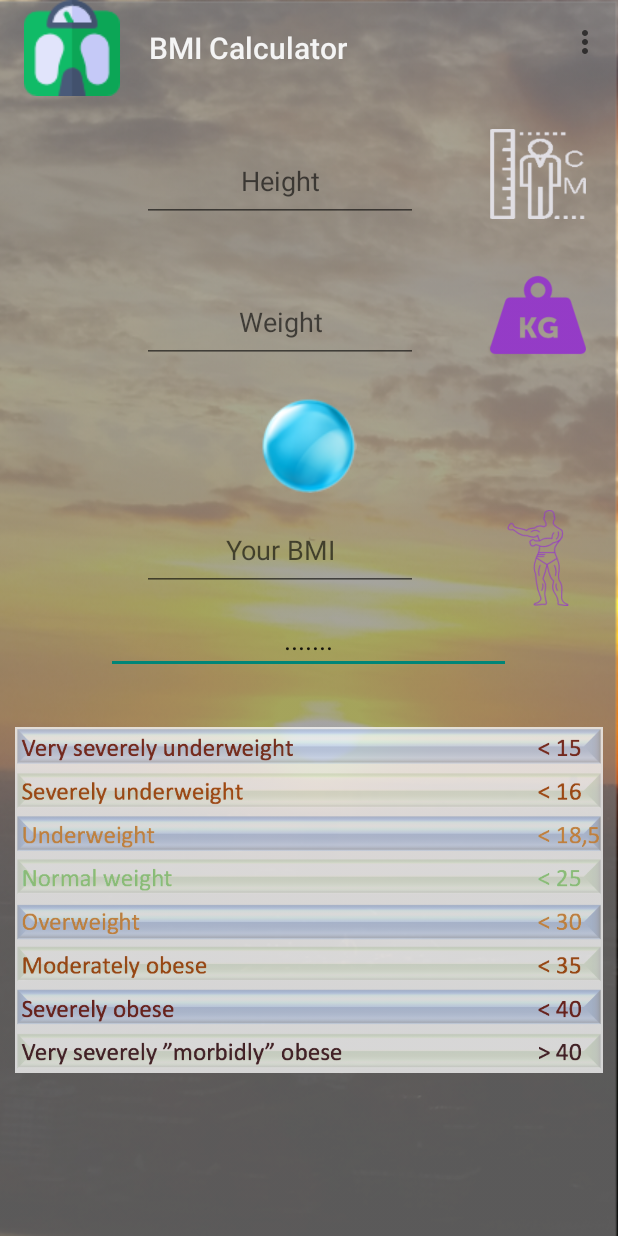
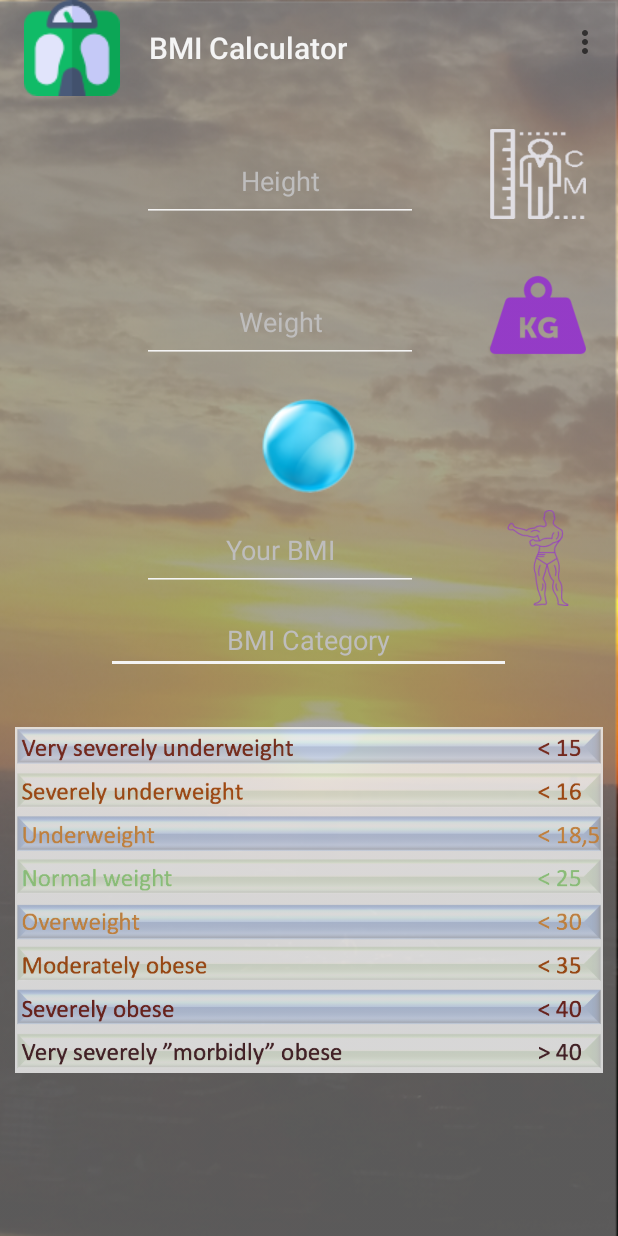
Before and after one commit to Dawid87/BMI-Calculator, an Android app: the screen it shows after launch (MainActivity), on a phone screen of 412 x 824 dp. Run offline under Robolectric (Android 15) with nearby library versions, the phone set to English and light mode, and no system bars; our stand-ins replace AdMob; libraries missing offline, so code that uses them is left out: com.anjlab.android; 1 statement that could not run was skipped.

Commit message:
Change color for fonts, hints and tint

```diff
--- a/app/src/main/res/layout/activity_main.xml
+++ b/app/src/main/res/layout/activity_main.xml
@@ -74,7 +74,10 @@
                     android:hint="Height"
                     android:imeOptions="actionSend"
                     android:inputType="numberDecimal"
-                    android:textAlignment="center" />
+                    android:textColor="@color/colorCustom"
+                    android:textColorHint="@color/hintColor"
+                    android:textAlignment="center"
+                    android:backgroundTint="@color/colorCustom" />
 
                 <ImageView
                     android:id="@+id/imageView2"
@@ -97,9 +100,10 @@
                     android:imeOptions="actionSend"
                     android:inputType="numberDecimal"
                     android:textAlignment="center"
-                    android:textColor="@color/colorFont"
+                    android:textColor="@color/colorCustom"
+                    android:textColorHint="@color/hintColor"
                     tools:ignore="RtlCompat"
-                    />
+                    android:backgroundTint="@color/colorCustom" />
 
                 <ImageButton
                     android:id="@+id/imageButton"
@@ -133,7 +137,10 @@
                     android:hint="Your BMI"
                     android:imeOptions="actionSend"
                     android:inputType="numberDecimal"
-                    android:textAlignment="center" />
+                    android:textColor="@color/colorCustom"
+                    android:textColorHint="@color/hintColor"
+                    android:textAlignment="center"
+                    android:backgroundTint="@color/colorCustom"/>
 
                 <EditText
                     android:id="@+id/bmiCat"
@@ -142,10 +149,13 @@
                     android:ems="10"
                     android:inputType="textPersonName"
                     android:textAlignment="center"
-                    android:text="......."
+                    android:hint="BMI Category"
+                    android:textColor="@color/colorCustom"
+                    android:textColorHint="@color/hintColor"
                     android:layout_below="@+id/imageView3"
                     android:layout_centerHorizontal="true"
-                    android:imeOptions="actionSend"/>
+                    android:imeOptions="actionSend"
+                    android:backgroundTint="@color/colorCustom"/>
 
 
                 <ImageView
--- a/app/src/main/res/values/colors.xml
+++ b/app/src/main/res/values/colors.xml
@@ -5,6 +5,7 @@
     <color name="colorAccent">#5060BB</color>
     <color name="colorCustom">#f4f4f4</color>
     <color name="colorCustom2">#00f4f4f4</color>
+    <color name="hintColor">#BEBDBD</color>
     <color name="colorFont">#3b3e40</color>
     <color name="colorRed">#69140E</color>
     <color name="colorOrange">#A44200</color>
--- a/app/src/main/res/values/styles.xml
+++ b/app/src/main/res/values/styles.xml
@@ -17,7 +17,7 @@
     </style>
 
     <style name="CustomPopUPTheme" parent="Theme.AppCompat.Light.NoActionBar">
-        <item name="android:background">@drawable/bg</item>
+        <item name="android:background">@drawable/bgg_</item>
         <item name="overlapAnchor">false</item>
         <item name="android:dropDownVerticalOffset">-4dp</item>
         <item name="android:textColorPrimary">@color/colorCustom</item>
```
